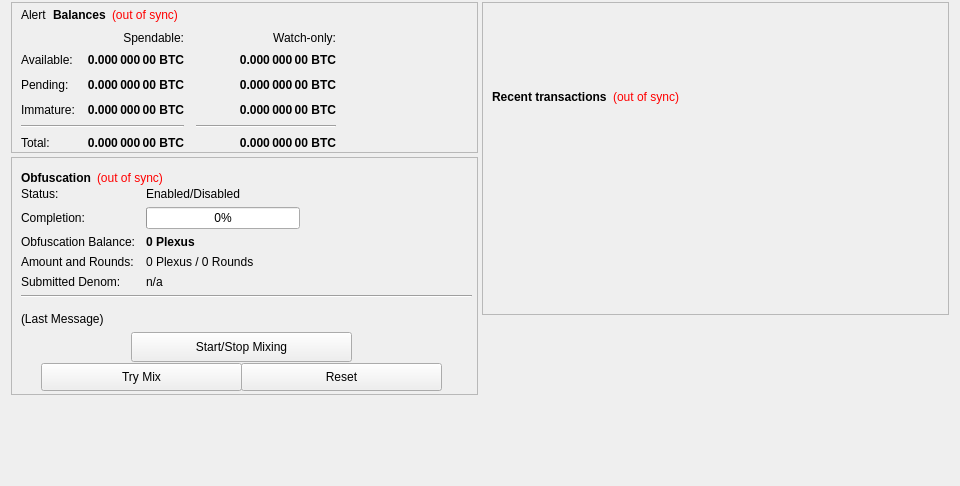
altcuim/Plexus, file src/qt/forms/overviewpage.ui: the form before one commit.
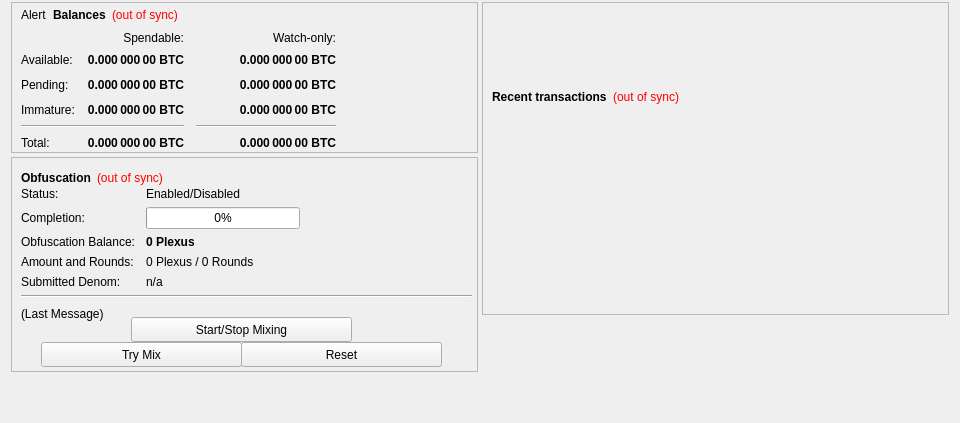
The form after the commit.

What changed in the file:
```diff
--- a/src/qt/forms/overviewpage.ui
+++ b/src/qt/forms/overviewpage.ui
@@ -7,13 +7,13 @@
     <x>0</x>
     <y>0</y>
     <width>960</width>
-    <height>486</height>
+    <height>423</height>
    </rect>
   </property>
   <property name="minimumSize">
    <size>
     <width>960</width>
-    <height>0</height>
+    <height>400</height>
    </size>
   </property>
   <property name="windowTitle">
@@ -418,7 +418,7 @@
          <property name="minimumSize">
           <size>
            <width>0</width>
-           <height>238</height>
+           <height>215</height>
           </size>
          </property>
          <property name="maximumSize">
@@ -442,7 +442,7 @@
             <x>10</x>
             <y>30</y>
             <width>451</width>
-            <height>128</height>
+            <height>121</height>
            </rect>
           </property>
           <layout class="QFormLayout" name="formLayout">
@@ -553,9 +553,9 @@
           <property name="geometry">
            <rect>
             <x>120</x>
-            <y>175</y>
+            <y>160</y>
             <width>221</width>
-            <height>30</height>
+            <height>25</height>
            </rect>
           </property>
           <property name="sizePolicy">
@@ -572,7 +572,7 @@
           <property name="geometry">
            <rect>
             <x>10</x>
-            <y>155</y>
+            <y>150</y>
             <width>451</width>
             <height>20</height>
            </rect>
@@ -597,9 +597,9 @@
           <property name="geometry">
            <rect>
             <x>30</x>
-            <y>206</y>
+            <y>185</y>
             <width>201</width>
-            <height>28</height>
+            <height>25</height>
            </rect>
           </property>
           <property name="sizePolicy">
@@ -619,9 +619,9 @@
           <property name="geometry">
            <rect>
             <x>230</x>
-            <y>206</y>
+            <y>185</y>
             <width>201</width>
-            <height>28</height>
+            <height>25</height>
            </rect>
           </property>
           <property name="sizePolicy">
```
Left out of the diff: 14 changed lines with no effect on the pictures.
